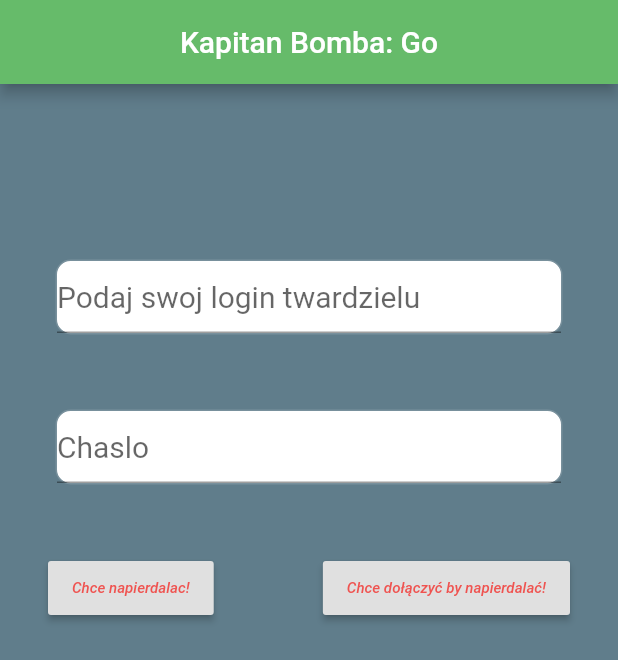
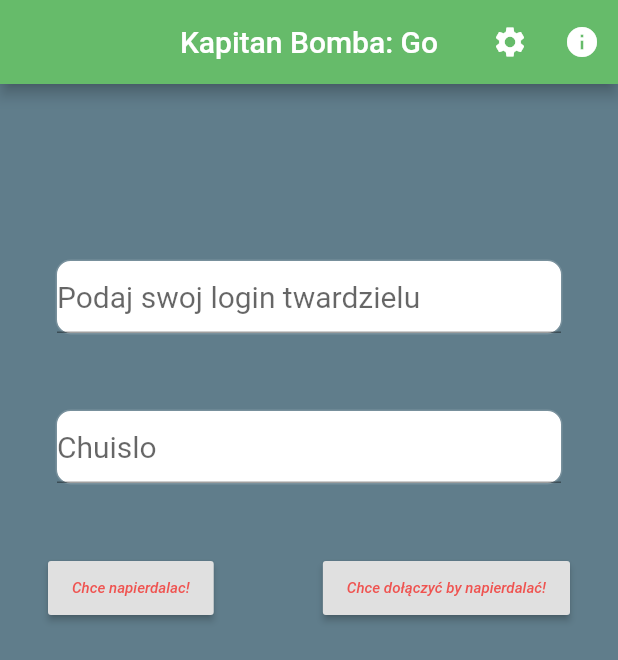
Before and after one commit to kzoladziejewski/KapitanBombaGo, a Flutter app: the screen it shows after launch, after a tap on "Chce napierdalac!", on a phone screen of 412 x 824 dp. Shown: the top 660 px of the screen. Run offline on Flutter 3.47's test engine with Material 2 defaults, Android fonts, the phone set to English and light mode, and no system bars; our stand-ins replace shared_preferences; network calls fail.

Commit message:
infor and profile.dart

```diff
--- /dev/null
+++ b/lib/common/common_information.dart
@@ -0,0 +1,7 @@
+
+import 'package:flutter/material.dart';
+import 'package:kapitan_bomba_go/view/information.dart';
+
+getInfoButton(context) {
+return IconButton(icon: Icon(Icons.info), onPressed: () {Navigator.push(context, MaterialPageRoute(builder: (context) => Information()),);});
+}
--- a/lib/main.dart
+++ b/lib/main.dart
@@ -1,9 +1,12 @@
 import 'package:flutter/material.dart';
-
+import 'package:kapitan_bomba_go/view/information.dart';
+import 'utils/profile.dart';
 import 'utils/login_view.dart';
 
 void main() => runApp(new MaterialApp(
   home: LoginView()
+  // home : Profile()
+  // home: Information()
 ));
 
 
--- a/lib/utils/login_view.dart
+++ b/lib/utils/login_view.dart
@@ -1,5 +1,9 @@
 import 'package:flutter/material.dart';
-
+import 'package:kapitan_bomba_go/common/common_information.dart';
+import 'package:kapitan_bomba_go/constants/constant_date.dart';
+import 'package:kapitan_bomba_go/utils/profile.dart';
+import 'package:kapitan_bomba_go/view/information.dart';
+import 'package:shared_preferences/shared_preferences.dart';
 
 class LoginView extends StatefulWidget {
   @override
@@ -7,20 +11,38 @@ class LoginView extends StatefulWidget {
 }
 
 class _LoginViewState extends State<LoginView> {
-
   String _login;
   String _password;
+  String _authtoken;
+  Scaffold scam = new Scaffold();
   @override
   Widget build(BuildContext context) {
+    if (_checkAuthtoken() == false) {
+      debugPrint("pierwsza apka");
+      return loginPage(context);
+    } else {
+      debugPrint("sprawdzam kolejne opcje");
+      // return Profile();
+    Navigator.push(context, MaterialPageRoute(builder: (context) => Profile()),);
+    }
+  }
+
+  loginPage(context){
     return Scaffold(
       appBar: AppBar(
         title: Text("Kapitan Bomba: Go"),
         centerTitle: true,
-      backgroundColor: Colors.green.shade400,),
+        backgroundColor: Colors.green.shade400,
+        actions: <Widget>[IconButton(
+          icon: Icon(Icons.settings),
+          onPressed: () => debugPrint("Settings tap"),
+        ),
+        getInfoButton(context)
+        ],
+      ),
       backgroundColor: Colors.blueGrey,
       body: Builder(
-        builder: (BuildContext context) =>
-         Container(
+        builder: (BuildContext context) => Container(
           margin: EdgeInsets.only(top: 20.0),
           padding: EdgeInsets.all(12.0),
           width: MediaQuery.of(context).size.width,
@@ -35,23 +57,21 @@ class _LoginViewState extends State<LoginView> {
               Center(
                 child: Padding(
                   padding: const EdgeInsets.all(25.0),
-
                   child: Container(
                     decoration: BoxDecoration(
                         color: Colors.white,
                         borderRadius: BorderRadius.circular(10.0),
-                      border: Border.all(color: Colors.blueGrey.shade400, style: BorderStyle.solid)
-                    ),
+                        border: Border.all(
+                            color: Colors.blueGrey.shade400,
+                            style: BorderStyle.solid)),
                     child: TextField(
                       keyboardType: TextInputType.name,
                       style: TextStyle(color: Colors.grey),
-
                       decoration: InputDecoration(
                           hintText: "Podaj swoj login twardzielu",
-                        hintStyle: TextStyle(fontSize: 20)
-                      ),
-
-                      onChanged: (String value) => _checkData(value, false, context),
+                          hintStyle: TextStyle(fontSize: 20)),
+                      onChanged: (String value) =>
+                          _checkData(value, true, context),
                     ),
                   ),
                 ),
@@ -63,47 +83,48 @@ class _LoginViewState extends State<LoginView> {
                     decoration: BoxDecoration(
                         color: Colors.white,
                         borderRadius: BorderRadius.circular(10.0),
-                        border: Border.all(color: Colors.blueGrey.shade400, style: BorderStyle.solid)
-                    ),
+                        border: Border.all(
+                            color: Colors.blueGrey.shade400,
+                            style: BorderStyle.solid)),
                     child: TextField(
                       obscureText: true,
                       keyboardType: TextInputType.visiblePassword,
                       style: TextStyle(color: Colors.grey),
                       decoration: InputDecoration(
-                          hintText: "Chaslo",
+                        hintText: "Chuislo",
                         hintStyle: TextStyle(fontSize: 20),
                       ),
-
-                      onChanged: (String value) => _checkData(value, false, context),
+                      onChanged: (String value) =>
+                          _checkData(value, false, context),
                     ),
                   ),
                 ),
               ),
               Container(
                 child: Padding(
-                  padding: const EdgeInsets.only(left : 20.0, top: 20, right: 20),
+                  padding:
+                  const EdgeInsets.only(left: 20.0, top: 20, right: 20),
                   child: Row(
                     mainAxisAlignment: MainAxisAlignment.spaceBetween,
                     children: <Widget>[
                       Center(
-                          child: RaisedButton(onPressed: () => _loginUser(context),
-
-                          child: Text("Chce napierdalac!", style: TextStyle(
+                        child: RaisedButton(
+                          onPressed: () => _loginUser(context),
+                          child: Text("Chce napierdalac!",
+                              style: TextStyle(
                                   color: Colors.red.shade400,
                                   fontSize: 10.0,
-                          fontStyle: FontStyle.italic)
-
-                          ),
+                                  fontStyle: FontStyle.italic)),
                         ),
                       ),
                       Center(
-                          child: RaisedButton(onPressed: () => _registerUser(context),
-                            child: Text("Chce dołączyć by napierdalać!", style: TextStyle(
+                        child: RaisedButton(
+                          onPressed: () => _registerUser(context),
+                          child: Text("Chce dołączyć by napierdalać!",
+                              style: TextStyle(
                                   color: Colors.red.shade400,
                                   fontSize: 10.0,
-                                fontStyle: FontStyle.italic)
-
-                            ),
+                                  fontStyle: FontStyle.italic)),
                         ),
                       ),
                     ],
@@ -114,67 +135,96 @@ class _LoginViewState extends State<LoginView> {
           ),
         ),
       ),
+    );
 
-    );
   }
 
+  _checkAuthtoken() {
+    getAuthTokenFromSharedPrefences();
+    if (_authtoken == null || _authtoken.isEmpty) {
+      return false;
+    } else {
+      return true;
+    }
+  }
 
-  _showSnackBarWithSthBad(BuildContext context, String checkeddate)
-  {
+  _showSnackBarWithSthBad(BuildContext context, String checkeddate) {
     String _checkedDate = checkeddate;
     final snackbar = SnackBar(
       content: Text(
-        "Kurwinoxie cos zjebałeś z ${_checkedDate}", style: TextStyle(
-          color: Colors.red.shade100),),
+        "Kurwinoxie cos zjebałeś z ${_checkedDate}",
+        style: TextStyle(color: Colors.red.shade100),
+      ),
       duration: Duration(milliseconds: 20),
     );
     Scaffold.of(context).showSnackBar(snackbar);
   }
 
-  _checkData(String value, bool isLoginValue, BuildContext context)
-  {
+  _checkData(String value, bool isLoginValue, BuildContext context) {
     String _checkedDate = "loginem";
-    if  (!isLoginValue){
+    if (!isLoginValue) {
       _checkedDate = "haslem";
     }
-
-    if ((value.isEmpty) |  (value.length < 1))
-    {
+    if ((value.isEmpty) | (value.length < 1)) {
       _showSnackBarWithSthBad(context, _checkedDate);
     }
 
     setState(() {
-      if (isLoginValue)
-      {
+      debugPrint("ustawilem set state");
+      if (isLoginValue) {
         _login = value;
-      }
-      else {
+        debugPrint(_login);
+        debugPrint(value);
+      } else {
         _password = value;
-
       }
     });
+    setLoginAndPasword();
+  }
+
+  _validateDate() {
+    debugPrint(_login);
+    if ((_login != null || _login.isNotEmpty) &&
+        (_password != null || _password.isNotEmpty)) {
+      return true;
+    } else {
+      return false;
+    }
+  }
+
+  _loginUser(BuildContext context) {
+    if (_validateDate() == true) {
+      setState(() {
+        if (_login.toLowerCase() == "kasztan") {
+          setAuthTokenFromSharedPrefences("eloszka");
+          debugPrint("uzyskalem auth");
+        }
+        //tutaj bedzie logowanie
+      });
+    }
+    _showSnackBarWithSthBad(context, "logowaniem ogolnie");
+  }
+
+  _registerUser(BuildContext context) {}
+
+  getAuthTokenFromSharedPrefences() async {
+    SharedPreferences prefs = await SharedPreferences.getInstance();
+    _authtoken = prefs.getString("authtoken");
+    _login = prefs.getString("login");
+    _password = prefs.getString("password");
+  }
+
+  setAuthTokenFromSharedPrefences(token) async {
+    SharedPreferences prefs = await SharedPreferences.getInstance();
+
+    prefs.setString("authtoken", token);
 
 
   }
 
-  _validateDate()
-  {
-    if (_login.isNotEmpty & _password.isNotEmpty)
-{    return true;}
-    else
-      {
-        return false;
+  setLoginAndPasword() async {
+    SharedPreferences prefs = await SharedPreferences.getInstance();
+    prefs.setString("login", _login);
+    prefs.setString("password", _password);
   }
 }
-  _loginUser(BuildContext context) {
-    if (_validateDate == true){
-      setState(() {
-        //tutaj bedzie logowanie
-      });
-    }
-    _showSnackBarWithSthBad(context, "logowaniem ogolnie");
-
-  }
-
-  _registerUser(BuildContext context) {}
-}
--- a/pubspec.yaml
+++ b/pubspec.yaml
@@ -23,7 +23,8 @@ environment:
 dependencies:
   flutter:
     sdk: flutter
-
+  shared_preferences : 2.0.5
+  url_launcher: ^5.7.10
 
   # The following adds the Cupertino Icons font to your application.
   # Use with the CupertinoIcons class for iOS style icons.
```
Also changed, not shown: lib/constants/constant_date.dart (added, +7 -0 lines), lib/utils/profile.dart (added, +95 -0 lines), lib/view/information.dart (added, +46 -0 lines), pubspec.lock. Lines whose indentation alone changed are shown as unchanged.
